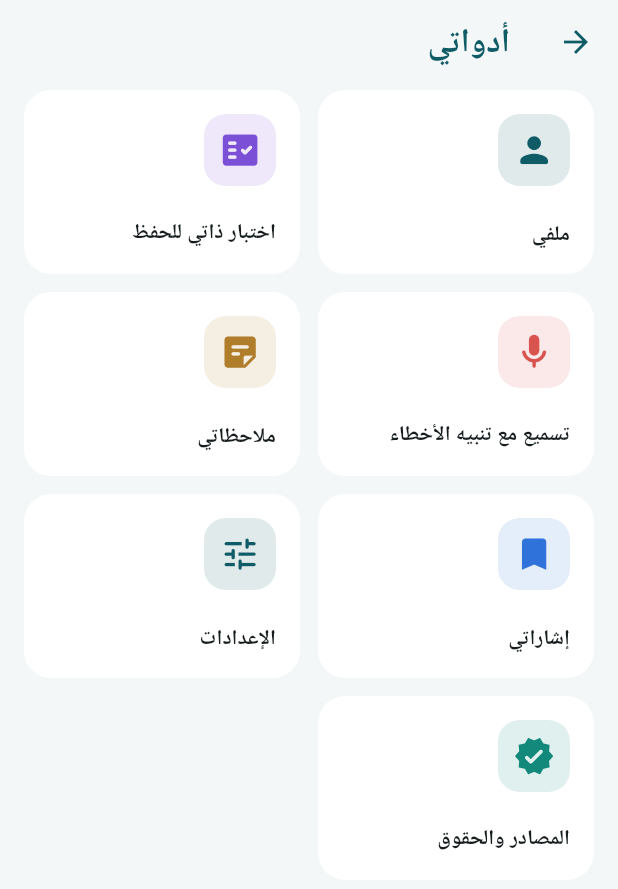
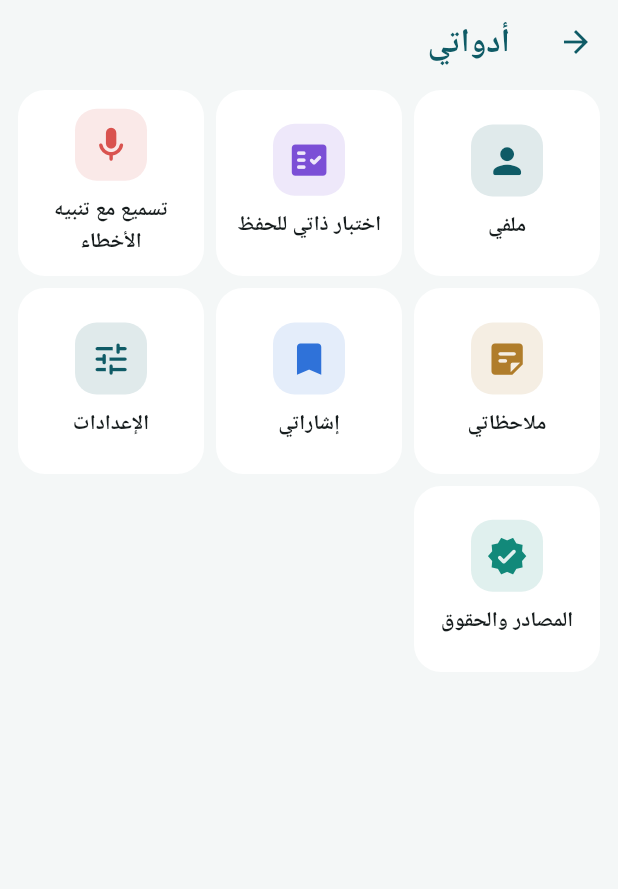
Before and after one commit to afhomsi/Quran, a Flutter app: the MoreScreen screen opened directly, on a phone screen of 412 x 824 dp. Shown: the top 889 px of the screen. Run offline on Flutter 3.47's test engine with Material 3 defaults, Android fonts, the phone set to English and light mode, and no system bars; our stand-ins replace flutter_riverpod, just_audio, pdf, share_plus, shared_preferences, speech_to_text and 1 more; accounts and stored records are empty.

```diff
--- a/lib/features/home/index_view.dart
+++ b/lib/features/home/index_view.dart
@@ -318,8 +318,9 @@ class _JuzCard extends StatelessWidget {
               ),
               child: _BookGrid(
                 pages: pages,
-                columns: 4,
+                columns: 3,
                 background: colors.surfaceContainer,
+                iconWidth: 64,
               ),
             ),
         ],
--- a/lib/features/more/more_screen.dart
+++ b/lib/features/more/more_screen.dart
@@ -71,11 +71,11 @@ class MoreScreen extends ConsumerWidget {
     return Scaffold(
       appBar: AppBar(title: Text(t.tabMore)),
       body: GridView.count(
-        crossAxisCount: 2,
-        padding: const EdgeInsets.fromLTRB(16, 4, 16, 16),
-        mainAxisSpacing: 12,
-        crossAxisSpacing: 12,
-        childAspectRatio: 1.5,
+        crossAxisCount: 3,
+        padding: const EdgeInsets.fromLTRB(12, 4, 12, 16),
+        mainAxisSpacing: 8,
+        crossAxisSpacing: 8,
+        childAspectRatio: 1.0,
         children: tiles,
       ),
     );
@@ -104,19 +104,23 @@ class _MoreTile extends StatelessWidget {
       child: InkWell(
         onTap: onTap,
         child: Padding(
-          padding: const EdgeInsets.all(16),
+          padding: const EdgeInsets.symmetric(horizontal: 8, vertical: 12),
           child: Column(
-            crossAxisAlignment: CrossAxisAlignment.start,
-            mainAxisAlignment: MainAxisAlignment.spaceBetween,
+            mainAxisAlignment: MainAxisAlignment.center,
             children: [
               IconBadge(icon, color: color, size: 48),
-              Text(
-                label,
-                style: theme.textTheme.titleSmall?.copyWith(
-                  fontWeight: FontWeight.bold,
+              const SizedBox(height: 10),
+              // Large system text shrinks the label instead of overflowing.
+              Flexible(
+                child: Text(
+                  label,
+                  style: theme.textTheme.labelLarge?.copyWith(
+                    fontWeight: FontWeight.bold,
+                  ),
+                  textAlign: TextAlign.center,
+                  maxLines: 2,
+                  overflow: TextOverflow.ellipsis,
                 ),
-                maxLines: 2,
-                overflow: TextOverflow.ellipsis,
               ),
             ],
           ),
--- a/lib/l10n/strings.dart
+++ b/lib/l10n/strings.dart
@@ -294,8 +294,6 @@ class S {
     'তিলাওয়াত ও শোনা',
     'تسمیع اور سننا',
   );
-  String get laterSection =>
-      _('ميزات قيد الإعداد', 'Coming later', 'পরে আসছে', 'بعد میں آ رہا ہے');
   String get nightMode =>
       _('السمة الداكنة', 'Dark theme', 'গাঢ় থিম', 'گہری تھیم');
   String get pageColor => _(
--- a/lib/l10n/strings_features.dart
+++ b/lib/l10n/strings_features.dart
@@ -5,8 +5,8 @@ part of 'strings.dart';
 extension FeatureStrings on S {
   // Bottom tabs.
   String get tabRead => _('اقرأ', 'Read', 'পড়ুন', 'پڑھیں');
-  String get tabKhatma => _('وِردي', 'My plan', 'আমার পরিকল্পনা', 'میرا ورد');
-  String get tabIndex => _('تصفّح', 'Browse', 'খুঁজুন', 'فہرست');
+  String get tabKhatma => _('ختمة', 'Khatma', 'খতম', 'ختم');
+  String get tabIndex => _('فهرس', 'Index', 'সূচি', 'فہرست');
   String get tabBookmarks => _('إشاراتي', 'Saved', 'সংরক্ষিত', 'محفوظ نشان');
   String get tabMore => _('أدواتي', 'Tools', 'টুলস', 'اوزار');
 
```
Also changed, not shown: lib/features/home/home_screen.dart (+12 -6 lines), lib/features/mushaf/mushaf_screen.dart (+64 -18 lines), lib/features/settings/settings_screen.dart (+1 -37 lines), 4 other files.
